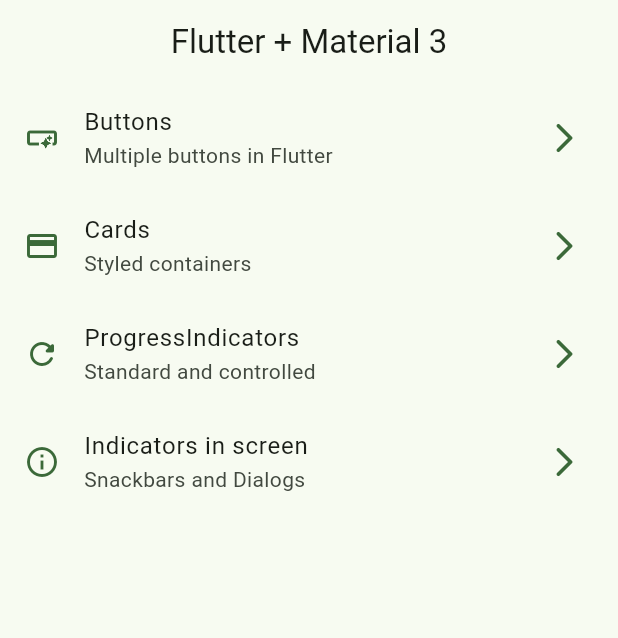
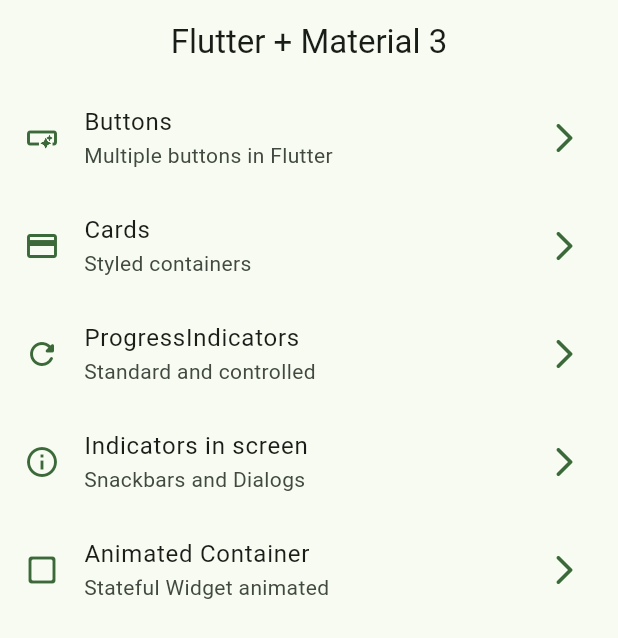
Before and after one commit to isaiasdr/flutter-widgets-app, a Flutter app: the screen it shows after launch, on a phone screen of 412 x 824 dp. Shown: the top 638 px of the screen. Run offline on Flutter 3.47's test engine with Material 2 defaults, Android fonts, the phone set to English and light mode, and no system bars; our stand-ins replace go_router.

Commit message:
UPDATE: finish animated container

```diff
--- a/lib/config/menu/menu_items.dart
+++ b/lib/config/menu/menu_items.dart
@@ -43,4 +43,11 @@ const appMenuItems = <MenuItem> [
       subTitle: 'Snackbars and Dialogs',
       title: 'Indicators in screen'
     ),
+
+    MenuItem(
+      icon: Icons.check_box_outline_blank_rounded,
+      link: '/animated',
+      subTitle: 'Stateful Widget animated',
+      title: 'Animated Container'
+    ),
   ];
--- a/lib/config/router/app_router.dart
+++ b/lib/config/router/app_router.dart
@@ -35,5 +35,11 @@ final router = GoRouter(
       name: SnackbarScreen.name,
       builder: (context, state) => const SnackbarScreen(),
     ),
+
+    GoRoute(
+      path: '/animated',
+      name: AnimatedScreen.name,
+      builder: (context, state) => const AnimatedScreen(),
+    ),
   ],
 );
```
Also changed, not shown: lib/presentation/screens/animated/aninamated_screen.dart (+53 -2 lines).
